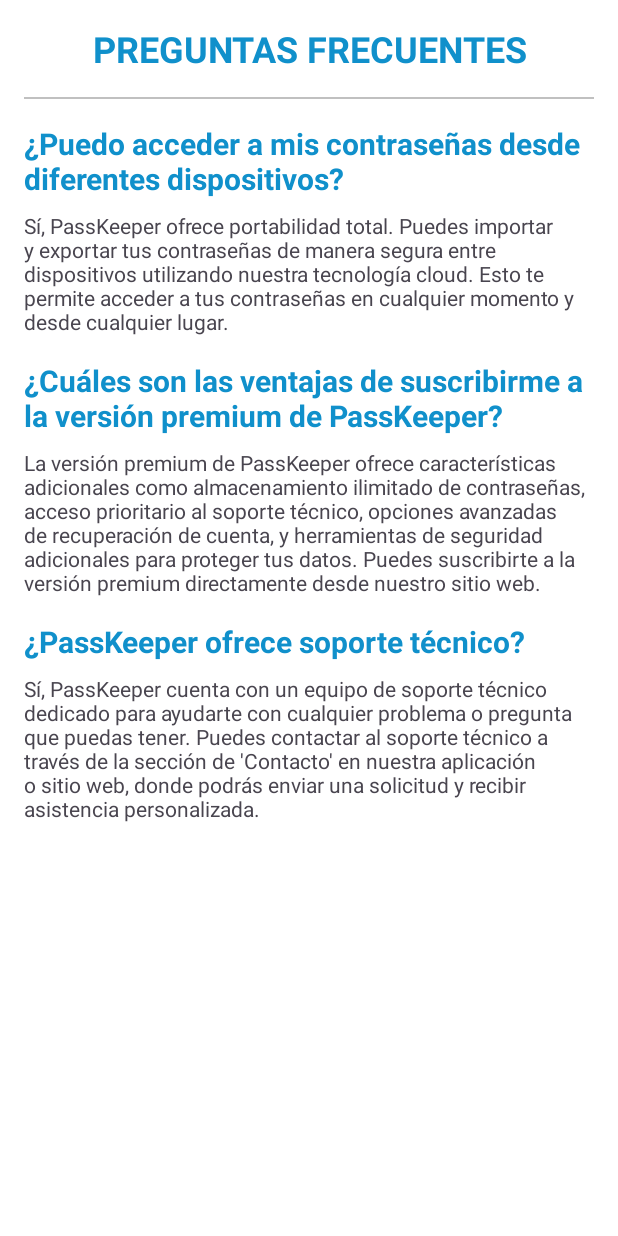
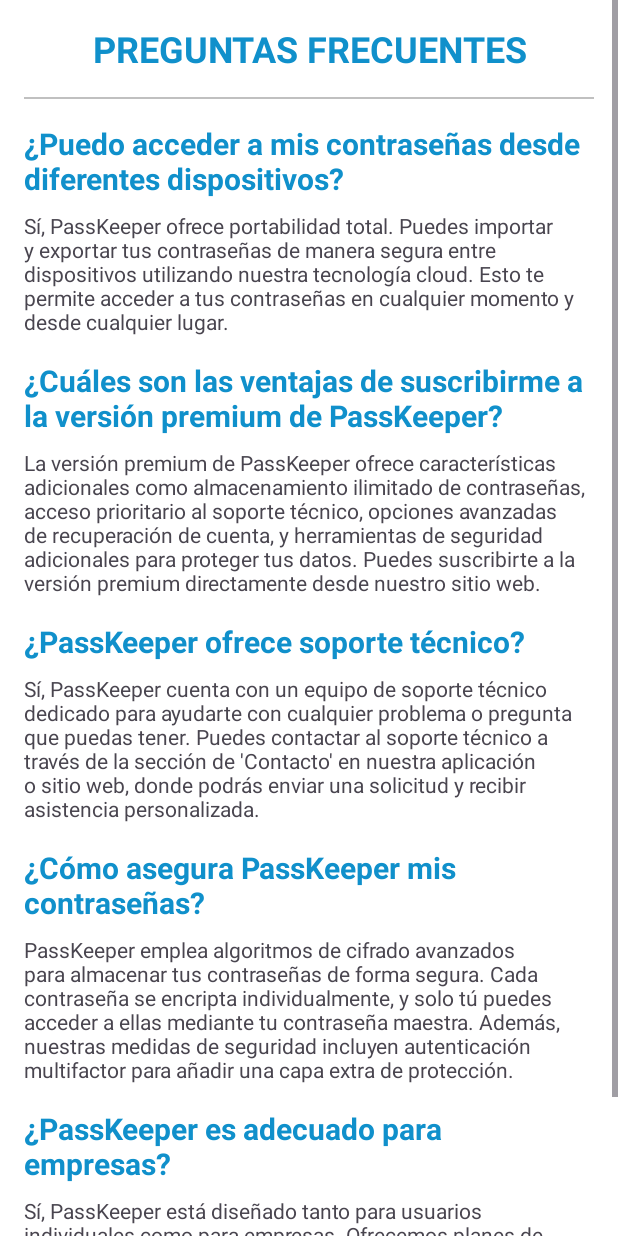
Before and after one commit to vlysi/integrador_ISP4, an Android app: the activity_faq screen opened directly, with no data from a screen before it, on a phone screen of 412 x 824 dp. Run offline under Robolectric (Android 15) with nearby library versions, the phone set to English and light mode, and no system bars.

Commit message:
agrego strings para faqActivity

```diff
--- a/PassKeeper/app/src/main/res/layout/activity_faq.xml
+++ b/PassKeeper/app/src/main/res/layout/activity_faq.xml
@@ -25,7 +25,7 @@
                 android:id="@+id/faq_heading"
                 android:layout_width="match_parent"
                 android:layout_height="wrap_content"
-                android:text="PREGUNTAS FRECUENTES"
+                android:text="@string/titulo_faq"
                 android:textSize="24sp"
                 android:textStyle="bold"
                 android:paddingBottom="16dp"
@@ -41,7 +41,7 @@
                 android:id="@+id/faq_title"
                 android:layout_width="match_parent"
                 android:layout_height="wrap_content"
-                android:text="¿Puedo acceder a mis contraseñas desde diferentes dispositivos?"
+                android:text="@string/q1"
                 android:textSize="20sp"
                 android:textStyle="bold"
                 android:paddingBottom="8dp"
@@ -51,14 +51,14 @@
                 android:id="@+id/faq_answer"
                 android:layout_width="match_parent"
                 android:layout_height="wrap_content"
-                android:text="Sí, PassKeeper ofrece portabilidad total. Puedes importar y exportar tus contraseñas de manera segura entre dispositivos utilizando nuestra tecnología cloud. Esto te permite acceder a tus contraseñas en cualquier momento y desde cualquier lugar."
+                android:text="@string/a1"
                  android:paddingBottom="16dp" />
 
             <TextView
                 android:id="@+id/faq_title2"
                 android:layout_width="match_parent"
                 android:layout_height="wrap_content"
-                android:text="¿Cuáles son las ventajas de suscribirme a la versión premium de PassKeeper?"
+                android:text="@string/q2"
                 android:textSize="20sp"
                 android:textStyle="bold"
                 android:paddingBottom="8dp"
@@ -68,14 +68,14 @@
                 android:id="@+id/faq_answer2"
                 android:layout_width="match_parent"
                 android:layout_height="wrap_content"
-                android:text="La versión premium de PassKeeper ofrece características adicionales como almacenamiento ilimitado de contraseñas, acceso prioritario al soporte técnico, opciones avanzadas de recuperación de cuenta, y herramientas de seguridad adicionales para proteger tus datos. Puedes suscribirte a la versión premium directamente desde nuestro sitio web."
+                android:text="@string/a2"
                 android:paddingBottom="16dp" />
 
             <TextView
                 android:id="@+id/faq_title3"
                 android:layout_width="match_parent"
                 android:layout_height="wrap_content"
-                android:text="¿PassKeeper ofrece soporte técnico?"
+                android:text="@string/q3"
                 android:textSize="20sp"
                 android:textStyle="bold"
                 android:paddingBottom="8dp"
@@ -85,7 +85,41 @@
                 android:id="@+id/faq_answer3"
                 android:layout_width="match_parent"
                 android:layout_height="wrap_content"
-                android:text="Sí, PassKeeper cuenta con un equipo de soporte técnico dedicado para ayudarte con cualquier problema o pregunta que puedas tener. Puedes contactar al soporte técnico a través de la sección de 'Contacto' en nuestra aplicación o sitio web, donde podrás enviar una solicitud y recibir asistencia personalizada."
+                android:text="@string/a3"
+                android:paddingBottom="16dp" />
+
+            <TextView
+                android:id="@+id/faq_title4"
+                android:layout_width="match_parent"
+                android:layout_height="wrap_content"
+                android:text="@string/q4"
+                android:textSize="20sp"
+                android:textStyle="bold"
+                android:paddingBottom="8dp"
+                android:textColor="#1090cb"/>
+
+            <TextView
+                android:id="@+id/faq_answer4"
+                android:layout_width="match_parent"
+                android:layout_height="wrap_content"
+                android:text="@string/a4"
+                android:paddingBottom="16dp" />
+
+            <TextView
+                android:id="@+id/faq_title5"
+                android:layout_width="match_parent"
+                android:layout_height="wrap_content"
+                android:text="@string/q5"
+                android:textSize="20sp"
+                android:textStyle="bold"
+                android:paddingBottom="8dp"
+                android:textColor="#1090cb"/>
+
+            <TextView
+                android:id="@+id/faq_answer5"
+                android:layout_width="match_parent"
+                android:layout_height="wrap_content"
+                android:text="@string/a5"
                 android:paddingBottom="16dp" />
 
 
--- a/PassKeeper/app/src/main/res/values/strings.xml
+++ b/PassKeeper/app/src/main/res/values/strings.xml
@@ -63,5 +63,17 @@
     <string name="agregar">+ Agregar</string>
     <string name="todo">Scroll</string>
 
+    <!--Frequently Asked Questions-->
+    <string name="titulo_faq">PREGUNTAS FRECUENTES</string>
+    <string name="q1">¿Puedo acceder a mis contraseñas desde diferentes dispositivos?</string>
+    <string name="a1">"Sí, PassKeeper ofrece portabilidad total. Puedes importar y exportar tus contraseñas de manera segura entre dispositivos utilizando nuestra tecnología cloud. Esto te permite acceder a tus contraseñas en cualquier momento y desde cualquier lugar."</string>
+    <string name="q2">"¿Cuáles son las ventajas de suscribirme a la versión premium de PassKeeper?"</string>
+    <string name="a2">"La versión premium de PassKeeper ofrece características adicionales como almacenamiento ilimitado de contraseñas, acceso prioritario al soporte técnico, opciones avanzadas de recuperación de cuenta, y herramientas de seguridad adicionales para proteger tus datos. Puedes suscribirte a la versión premium directamente desde nuestro sitio web."</string>
+    <string name="q3">"¿PassKeeper ofrece soporte técnico?"</string>
+    <string name="a3">"Sí, PassKeeper cuenta con un equipo de soporte técnico dedicado para ayudarte con cualquier problema o pregunta que puedas tener. Puedes contactar al soporte técnico a través de la sección de 'Contacto' en nuestra aplicación o sitio web, donde podrás enviar una solicitud y recibir asistencia personalizada."</string>
+    <string name="q4">"¿Cómo asegura PassKeeper mis contraseñas?"</string>
+    <string name="a4">"PassKeeper emplea algoritmos de cifrado avanzados para almacenar tus contraseñas de forma segura. Cada contraseña se encripta individualmente, y solo tú puedes acceder a ellas mediante tu contraseña maestra. Además, nuestras medidas de seguridad incluyen autenticación multifactor para añadir una capa extra de protección."</string>
+    <string name="q5">"¿PassKeeper es adecuado para empresas?"</string>
+    <string name="a5">"Sí, PassKeeper está diseñado tanto para usuarios individuales como para empresas. Ofrecemos planes de suscripción que se adaptan a las necesidades de empresas de todos los tamaños, proporcionando herramientas avanzadas de gestión de contraseñas y control de acceso para equipos."</string>
 
-</resources>
+    </resources>
```
